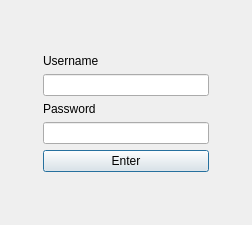
Old version of the form authdialog.ui in the repository fumycat/raw.
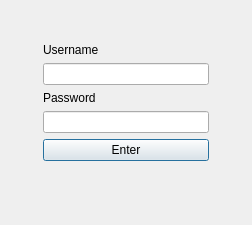
New version of the form.

The edit to the form file:
```diff
--- a/authdialog.ui
+++ b/authdialog.ui
@@ -84,6 +84,13 @@
        </property>
       </widget>
      </item>
+     <item>
+      <widget class="QLabel" name="label_status">
+       <property name="text">
+        <string/>
+       </property>
+      </widget>
+     </item>
      <item>
       <spacer name="verticalSpacer">
        <property name="orientation">
```
